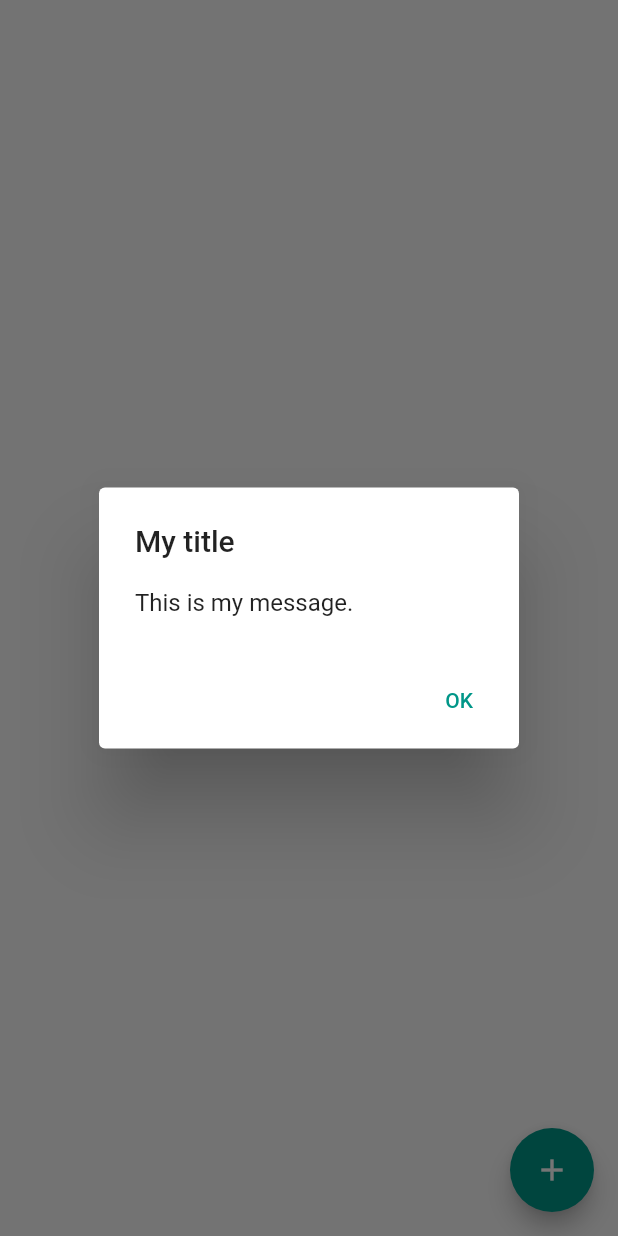
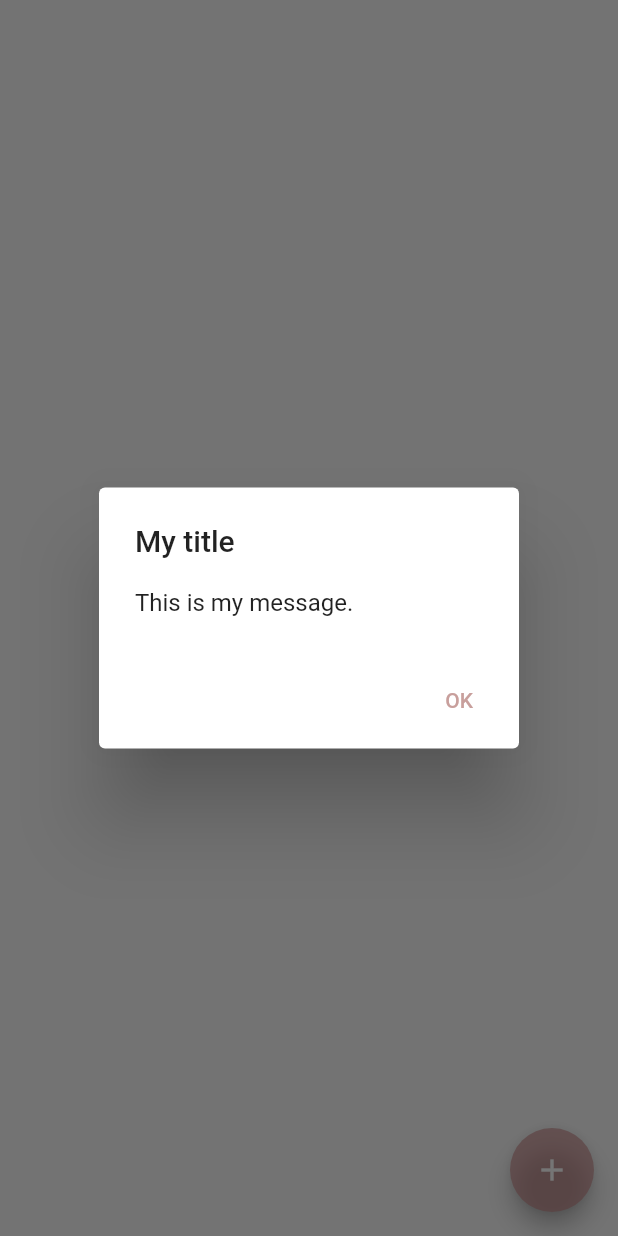
Before and after one commit to ecembostancioglu/todo_hive, a Flutter app: the screen it shows after launch, after a tap on the "add" icon, on a phone screen of 412 x 824 dp. Run offline on Flutter 3.47's test engine with Material 2 defaults, Android fonts, the phone set to English and light mode, and no system bars; our stand-ins replace hive, hive_flutter; accounts and stored records are empty.

Commit message:
Created color constants

```diff
--- a/lib/app.dart
+++ b/lib/app.dart
@@ -1,4 +1,5 @@
 import 'package:flutter/material.dart';
+import 'package:todo_hive/constants/color_constants.dart';
 import 'package:todo_hive/views/home.dart';
 
 class MyApp extends StatelessWidget {
@@ -9,8 +10,8 @@ class MyApp extends StatelessWidget {
     return MaterialApp(
       debugShowCheckedModeBanner: false,
       theme: ThemeData(
-        primarySwatch: Colors.teal,
-        appBarTheme:const AppBarTheme(
+        primarySwatch: ColorConstants().themeDataPrimaryColor,
+        appBarTheme: AppBarTheme(
           elevation: 0,
           backgroundColor: Colors.white,
           iconTheme: IconThemeData(
--- /dev/null
+++ b/lib/constants/color_constants.dart
@@ -0,0 +1,20 @@
+import 'package:flutter/material.dart';
+
+class ColorConstants{
+  final Color transparent=Colors.transparent;
+  final MaterialColor themeDataPrimaryColor= MaterialColor(0xFFC89F9C,color);
+}
+
+const Map<int, Color> color =
+{
+  50:Color.fromRGBO(199, 130, 131, .1),
+  100:Color.fromRGBO(199, 130, 131, .2),
+  200:Color.fromRGBO(199, 130, 131, .3),
+  300:Color.fromRGBO(199, 130, 131, .4),
+  400:Color.fromRGBO(199, 130, 131, .5),
+  500:Color.fromRGBO(199, 130, 131, .6),
+  600:Color.fromRGBO(199, 130, 131, .7),
+  700:Color.fromRGBO(199, 130, 131, .8),
+  800:Color.fromRGBO(199, 130, 131, .9),
+  900:Color.fromRGBO(199, 130, 131, 1),
+};
--- a/lib/main.dart
+++ b/lib/main.dart
@@ -1,9 +1,13 @@
 import 'package:flutter/material.dart';
+import 'package:flutter/services.dart';
 import 'package:hive/hive.dart';
 import 'package:hive_flutter/adapters.dart';
 import 'package:todo_hive/app.dart';
+import 'package:todo_hive/constants/color_constants.dart';
 
 Future<void> main() async{
+  SystemChrome.setSystemUIOverlayStyle(
+      SystemUiOverlayStyle(statusBarColor: ColorConstants().transparent));
   await Hive.initFlutter();
   runApp(const MyApp());
 }
```
